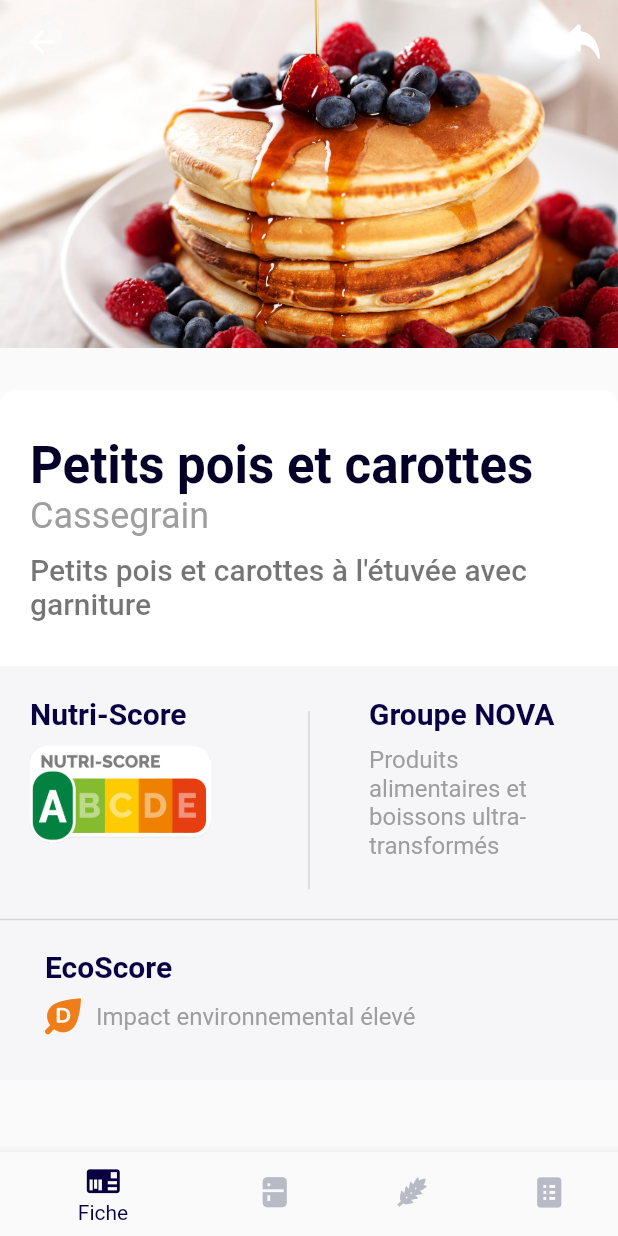
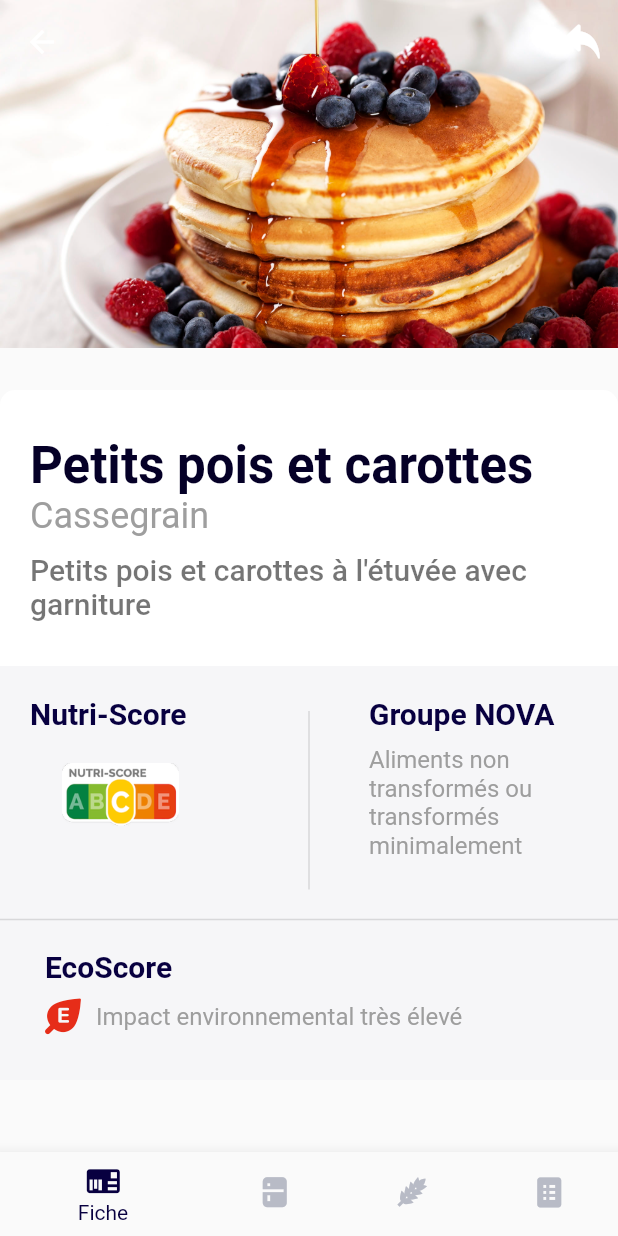
Before and after one commit to Naillik13/flutter-open-food-facts, a Flutter app: the screen it shows after launch, after a tap on "COMMENCER", on a phone screen of 412 x 824 dp. Run offline on Flutter 3.47's test engine with Material 2 defaults, Android fonts, the phone set to English and light mode, and no system bars; our stand-ins replace flutter_svg, share.

Commit message:
[FEAT] Create quality score util

```diff
--- /dev/null
+++ b/lib/utils/quality_score_util.dart
@@ -0,0 +1,89 @@
+import 'package:flutter/material.dart';
+import 'package:yuka/res/app_images.dart';
+
+import '../app_colors.dart';
+import '../app_icons.dart';
+
+String getNutriscoreImagePath(String nutriscore) {
+  switch (nutriscore) {
+    case 'A':
+      return AppImages.nutriscoreA;
+    case 'B':
+      return AppImages.nutriscoreB;
+    case 'C':
+      return AppImages.nutriscoreC;
+    case 'D':
+      return AppImages.nutriscoreD;
+    case 'E':
+      return AppImages.nutriscoreE;
+    default:
+      return AppImages.nutriscoreE;
+  }
+}
+
+Icon getEcoScoreIcon(String ecoScore) {
+  switch (ecoScore) {
+    case 'A':
+      return Icon(
+        AppIcons.ecoscore_a,
+        color: AppColors.ecoScoreA,
+      );
+    case 'B':
+      return Icon(
+        AppIcons.ecoscore_b,
+        color: AppColors.ecoScoreB,
+      );
+    case 'C':
+      return Icon(
+        AppIcons.ecoscore_c,
+        color: AppColors.ecoScoreC,
+      );
+    case 'D':
+      return Icon(
+        AppIcons.ecoscore_d,
+        color: AppColors.ecoScoreD,
+      );
+    case 'E':
+      return Icon(
+        AppIcons.ecoscore_e,
+        color: AppColors.ecoScoreE,
+      );
+    default:
+      return Icon(
+        AppIcons.ecoscore_e,
+        color: AppColors.ecoScoreE,
+      );
+  }
+}
+
+String getEcoScoreHeadline(String ecoScore) {
+  switch (ecoScore) {
+    case 'A':
+      return 'Très faible impact environnemental';
+    case 'B':
+      return 'Faible impact environnemental';
+    case 'C':
+      return 'Impact modéré sur l\'environnement';
+    case 'D':
+      return 'Impact environnemental élevé';
+    case 'E':
+      return 'Impact environnemental très élevé';
+    default:
+      return 'Impact environnemental très élevé';
+  }
+}
+
+String getNovaScoreHeadline(int novaScore) {
+  switch (novaScore) {
+    case 1:
+      return 'Aliments non transformés ou transformés minimalement';
+    case 2:
+      return 'Ingrédients culinaires transformés';
+    case 3:
+      return 'Aliments transformés';
+    case 4:
+      return 'Produits alimentaires et boissons ultra-transformés';
+    default:
+      return 'Produits alimentaires et boissons ultra-transformés';
+  }
+}
--- a/lib/widgets/product_details_widget.dart
+++ b/lib/widgets/product_details_widget.dart
@@ -1,9 +1,7 @@
 import 'package:flutter/material.dart';
 import 'package:yuka/app_colors.dart';
-import 'package:yuka/res/app_images.dart';
+import 'package:yuka/utils/quality_score_util.dart';
 import 'package:yuka/widgets/separator_widget.dart';
-
-import '../app_icons.dart';
 
 class ProductDetailsWidget extends StatelessWidget {
   @override
@@ -37,65 +35,31 @@ class NutriscoreBanner extends StatelessWidget {
           IntrinsicHeight(
             child: Row(
               children: [
-                Expanded(
-                  child: Padding(
-                    padding: const EdgeInsets.all(20.0),
-                    child: Column(
-                      crossAxisAlignment: CrossAxisAlignment.start,
-                      children: [
-                        Text(
-                          'Nutri-Score',
-                          style:
-                              Theme.of(context).textTheme.headline6?.copyWith(
-                                    color: AppColors.blue,
-                                    fontWeight: FontWeight.bold,
-                                  ),
-                        ),
-                        const SizedBox(height: 10.0),
-                        Image.asset(
-                          AppImages.nutriscoreA,
-                          height: 65.0,
-                        )
-                      ],
-                    ),
-                  ),
-                ),
+                ProductNutriscore(nutriscore: 'C'),
                 Padding(
                   padding: const EdgeInsets.only(top: 30.0),
                   child: SeparatorWidget(axis: Axis.vertical),
                 ),
-                Expanded(
-                  flex: 1,
-                  child: Padding(
-                    padding: const EdgeInsets.all(20.0),
-                    child: Column(
-                      crossAxisAlignment: CrossAxisAlignment.start,
-                      children: [
-                        Text(
-                          'Groupe NOVA',
-                          style:
-                              Theme.of(context).textTheme.headline6?.copyWith(
-                                    color: AppColors.blue,
-                                    fontWeight: FontWeight.bold,
-                                  ),
-                        ),
-                        const SizedBox(height: 10.0),
-                        Text(
-                          'Produits alimentaires et boissons ultra-transformés',
-                          style: TextStyle(
-                            color: Colors.grey,
-                            fontSize: 16.0,
-                          ),
-                        )
-                      ],
-                    ),
-                  ),
-                ),
+                ProductNovaScore(novaScore: 1),
               ],
             ),
           ),
           SeparatorWidget(axis: Axis.horizontal),
-          Padding(
+          ProductEcoScore(ecoScore: 'E'),
+        ],
+      ),
+    );
+  }
+}
+
+class ProductEcoScore extends StatelessWidget {
+  final String ecoScore;
+
+  const ProductEcoScore({required this.ecoScore});
+
+  @override
+  Widget build(BuildContext context) {
+    return Padding(
       padding: const EdgeInsets.only(
         left: 30.0,
         right: 30.0,
@@ -114,13 +78,10 @@ class NutriscoreBanner extends StatelessWidget {
           const SizedBox(height: 10.0),
           Row(
             children: [
-                    Icon(
-                      AppIcons.ecoscore_d,
-                      color: AppColors.ecoScoreD,
-                    ),
+              getEcoScoreIcon(ecoScore),
               const SizedBox(width: 10.0),
               Text(
-                      'Impact environnemental élevé',
+                getEcoScoreHeadline(ecoScore),
                 style: TextStyle(
                   color: Colors.grey,
                   fontSize: 16.0,
@@ -130,8 +91,72 @@ class NutriscoreBanner extends StatelessWidget {
           )
         ],
       ),
+    );
+  }
+}
+
+class ProductNovaScore extends StatelessWidget {
+  final int novaScore;
+
+  const ProductNovaScore({required this.novaScore});
+
+  @override
+  Widget build(BuildContext context) {
+    return Expanded(
+      child: Padding(
+        padding: const EdgeInsets.all(20.0),
+        child: Column(
+          crossAxisAlignment: CrossAxisAlignment.start,
+          children: [
+            Text(
+              'Groupe NOVA',
+              style: Theme.of(context).textTheme.headline6?.copyWith(
+                    color: AppColors.blue,
+                    fontWeight: FontWeight.bold,
                   ),
+            ),
+            const SizedBox(height: 10.0),
+            Text(
+              getNovaScoreHeadline(novaScore),
+              style: TextStyle(
+                color: Colors.grey,
+                fontSize: 16.0,
+              ),
+            )
           ],
+        ),
+      ),
+    );
+  }
+}
+
+class ProductNutriscore extends StatelessWidget {
+  final String nutriscore;
+
+  const ProductNutriscore({required this.nutriscore});
+
+  @override
+  Widget build(BuildContext context) {
+    return Expanded(
+      child: Padding(
+        padding: const EdgeInsets.all(20.0),
+        child: Column(
+          crossAxisAlignment: CrossAxisAlignment.start,
+          children: [
+            Text(
+              'Nutri-Score',
+              style: Theme.of(context).textTheme.headline6?.copyWith(
+                    color: AppColors.blue,
+                    fontWeight: FontWeight.bold,
+                  ),
+            ),
+            const SizedBox(height: 10.0),
+            Image.asset(
+              getNutriscoreImagePath(nutriscore),
+              height: 65.0,
+            )
+          ],
+        ),
       ),
     );
   }
```
Lines whose indentation alone changed are shown as unchanged.
